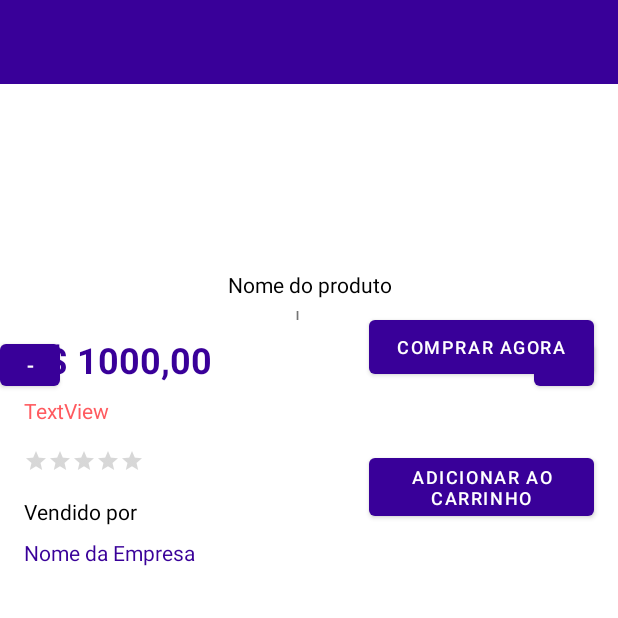
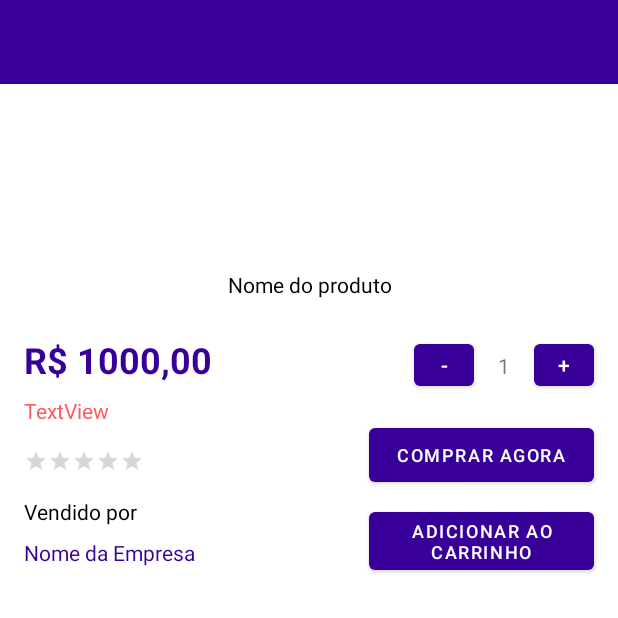
Before and after one commit to dev-paulo-furtado/OutletExpressMovel, an Android app: the ProdutoActivity screen opened directly, with no data from a screen before it, on a phone screen of 412 x 824 dp, the top half of it. Run offline under Robolectric (Android 15) with nearby library versions, the phone set to English and light mode, and no system bars; network calls fail.

Commit message:
Pegando detalhes do produto (incompleto)

```diff
--- a/app/src/main/java/eduardo/mariana/ilanna/paulo/outletexpressmovel/activity/ProdutoActivity.java
+++ b/app/src/main/java/eduardo/mariana/ilanna/paulo/outletexpressmovel/activity/ProdutoActivity.java
@@ -19,9 +19,11 @@ import android.widget.Toast;
 import java.util.List;
 
 import eduardo.mariana.ilanna.paulo.outletexpressmovel.R;
+import eduardo.mariana.ilanna.paulo.outletexpressmovel.adapter.ComentarioAdapter;
 import eduardo.mariana.ilanna.paulo.outletexpressmovel.adapter.PesquisaAdapter;
 import eduardo.mariana.ilanna.paulo.outletexpressmovel.model.HomeViewModel;
 import eduardo.mariana.ilanna.paulo.outletexpressmovel.model.ProdutoViewModel;
+import eduardo.mariana.ilanna.paulo.outletexpressmovel.object.Comentario;
 import eduardo.mariana.ilanna.paulo.outletexpressmovel.object.Produto;
 import eduardo.mariana.ilanna.paulo.outletexpressmovel.util.ImageCache;
 
@@ -31,12 +33,6 @@ public class ProdutoActivity extends AppCompatActivity {
     protected void onCreate(Bundle savedInstanceState) {
         super.onCreate(savedInstanceState);
         setContentView(R.layout.activity_produto);
-    }
-
-    @Override
-    public void onCreate(@Nullable Bundle savedInstanceState, @Nullable PersistableBundle persistentState) {
-        super.onCreate(savedInstanceState, persistentState);
-
 
         // Para obter os detalhes do produto, a app envia o id do produto ao servidor web. Este
         // último responde com os detalhes do produto referente ao pid.
@@ -44,7 +40,7 @@ public class ProdutoActivity extends AppCompatActivity {
         // O pid do produto é enviado para esta tela quando o produto é clicado na tela de Home.
         // Aqui nós obtemos o pid.
         Intent i = getIntent();
-        String codigo_produto = i.getStringExtra("codigo_produto");
+        String codigo_produto = String.valueOf(i.getIntExtra("codigo_produto", 0));
 
         // obtemos o ViewModel pois é nele que está o método que se conecta ao servior web.
         ProdutoViewModel produtoViewModel = new ViewModelProvider(this).get(ProdutoViewModel.class);
@@ -89,33 +85,9 @@ public class ProdutoActivity extends AppCompatActivity {
 
                     RatingBar ratingBar = findViewById(R.id.rbDetalheAvaliacao);
                     ratingBar.setRating(produto.avaliacao);
-                    /*
+
                     TextView tvNomeEmpresa = findViewById(R.id.tvNomeEmpresa);
                     tvNomeEmpresa.setText(produto.nome_empresa);
-                    tvNomeEmpresa.setLinksClickable(true);
-                    tvNomeEmpresa.set
-                    */
-
-                    /*
-                    LiveData<Produto> p = produtoViewModel.getProductDetailsLD(Integer.toString(codigo_produto));
-                    Produto produto = p.getValue();
-
-                    ImageView imvProduto = findViewById(R.id.imvDetalheProduto);
-                    imvProduto.setImageURI(produto.imagem);
-
-                    TextView tvNomeProduto = findViewById(R.id.tvDetalheNomeProduto);
-                    tvNomeProduto.setText(produto.nome_produto);
-
-                    TextView tvValorAtual = findViewById(R.id.tvDetalheValorAtual);
-                    tvValorAtual.setText("R$ " + produto.valor_atual);
-
-                    TextView tvDetalheDesconto = findViewById(produto.desconto);
-                    tvDetalheDesconto.setText(produto.desconto + "%");
-
-                    RatingBar ratingBar = findViewById(R.id.rbDetalheAvaliacao);
-                    ratingBar.setRating(produto.avaliacao);
-                    */
-
                 }
                 else {
                     Toast.makeText(ProdutoActivity.this, "Não foi possível obter os detalhes do produto", Toast.LENGTH_LONG).show();
@@ -123,7 +95,19 @@ public class ProdutoActivity extends AppCompatActivity {
             }
         });
 
+        RecyclerView rvComentarios = findViewById(R.id.rvComentarios);
+        rvComentarios.setLayoutManager(new LinearLayoutManager(ProdutoActivity.this));
+
+        LiveData<List<Comentario>> prodLiveData = produtoViewModel.getComentarioLD(codigo_produto);
+        prodLiveData.observe(ProdutoActivity.this, new Observer<List<Comentario>>() {
+            @Override
+            public void onChanged(List<Comentario> comentarios) {
+                ComentarioAdapter comentarioAdapter = new ComentarioAdapter(ProdutoActivity.this, comentarios);
+                rvComentarios.setAdapter(comentarioAdapter);
+            }
+        });
     }
+
 
     //quando clicar em "comprar agora" fazer uma funcao que envia o id do produto e a quantidade
 }
--- /dev/null
+++ b/app/src/main/java/eduardo/mariana/ilanna/paulo/outletexpressmovel/adapter/ComentarioAdapter.java
@@ -0,0 +1,61 @@
+package eduardo.mariana.ilanna.paulo.outletexpressmovel.adapter;
+
+import android.view.LayoutInflater;
+import android.view.View;
+import android.view.ViewGroup;
+import android.widget.ImageView;
+import android.widget.RatingBar;
+import android.widget.TextView;
+
+import androidx.annotation.NonNull;
+import androidx.recyclerview.widget.RecyclerView;
+
+import java.util.List;
+
+import eduardo.mariana.ilanna.paulo.outletexpressmovel.R;
+import eduardo.mariana.ilanna.paulo.outletexpressmovel.activity.HomeActivity;
+import eduardo.mariana.ilanna.paulo.outletexpressmovel.activity.ProdutoActivity;
+import eduardo.mariana.ilanna.paulo.outletexpressmovel.fragment.PesquisaFragment;
+import eduardo.mariana.ilanna.paulo.outletexpressmovel.object.Categoria;
+import eduardo.mariana.ilanna.paulo.outletexpressmovel.object.Comentario;
+
+public class ComentarioAdapter extends RecyclerView.Adapter{
+    public ProdutoActivity produtoActivity;
+    public List<Comentario> comentarios;
+
+    public ComentarioAdapter(ProdutoActivity produtoActivity, List<Comentario> comentarios) {
+        this.produtoActivity = produtoActivity;
+        this.comentarios = comentarios;
+    }
+
+    @NonNull
+    @Override
+    public RecyclerView.ViewHolder onCreateViewHolder(@NonNull ViewGroup parent, int viewType) {
+        LayoutInflater inflater = LayoutInflater.from(produtoActivity);
+        View v = inflater.inflate(R.layout.itemlist_comentario,parent,false);
+        return new CategoriasViewHolder(v);
+    }
+
+    @Override
+    public void onBindViewHolder(@NonNull RecyclerView.ViewHolder holder, int position) {
+        Comentario comentario = comentarios.get(position);
+        View v = holder.itemView;
+
+        //preenche o nome da categoria
+        TextView tvComentarioCliente = v.findViewById(R.id.tvComentarioCliente);
+        tvComentarioCliente.setText(comentario.nome_cliente);
+
+        TextView tvComentario = v.findViewById(R.id.tvComentario);
+        tvComentario.setText(comentario.comentario);
+
+        TextView tvComentarioData = v.findViewById(R.id.tvComentarioData);
+        tvComentarioData.setText(comentario.data);
+
+        RatingBar rbComentarioAvaliacao = v.findViewById(R.id.rbComentarioAvaliacao);
+    }
+
+    @Override
+    public int getItemCount() {
+        return comentarios.size();
+    }
+}
--- a/app/src/main/java/eduardo/mariana/ilanna/paulo/outletexpressmovel/adapter/PesquisaAdapter.java
+++ b/app/src/main/java/eduardo/mariana/ilanna/paulo/outletexpressmovel/adapter/PesquisaAdapter.java
@@ -65,7 +65,6 @@ public class PesquisaAdapter extends RecyclerView.Adapter {
         tvValorProduto.setText("R$ " + produto.valor_atual);
 
         RatingBar rbAvaliacaoProduto = v.findViewById(R.id.rbAvaliacaoProduto);
-        rbAvaliacaoProduto.setStepSize(0.1f);
         rbAvaliacaoProduto.setRating(produto.avaliacao);
 
         TextView tvDesconto = v.findViewById(R.id.tvDesconto);
--- a/app/src/main/java/eduardo/mariana/ilanna/paulo/outletexpressmovel/model/ProductsRepository.java
+++ b/app/src/main/java/eduardo/mariana/ilanna/paulo/outletexpressmovel/model/ProductsRepository.java
@@ -247,7 +247,7 @@ public class ProductsRepository {
         //String password = Config.getPassword(context);
 
         // Cria uma requisição HTTP a adiona o parâmetros que devem ser enviados ao servidor
-        HttpRequest httpRequest = new HttpRequest(Config.PRODUCTS_APP_URL +"php/movel/listar_produtos.php", "GET", "UTF-8");
+        HttpRequest httpRequest = new HttpRequest(Config.PRODUCTS_APP_URL +"listar_produtos.php", "GET", "UTF-8");
         //httpRequest.addParam("limit", limit.toString());
         //httpRequest.addParam("offset", offSet.toString());
         httpRequest.addParam("categoria", categoria);
@@ -491,6 +491,101 @@ public class ProductsRepository {
 
         return null;
     }
+
+    public List<Comentario> getComentarios(String codigo) {
+        // cria a lista de produtos incicialmente vazia, que será retornada como resultado
+        List<Comentario> comentariosList = new ArrayList<>();
+
+        // Para obter a lista de produtos é preciso estar logado. Então primeiro otemos o login e senha
+        // salvos na app.
+        //String login = Config.getLogin(context);
+        //String password = Config.getPassword(context);
+
+        // Cria uma requisição HTTP a adiona o parâmetros que devem ser enviados ao servidor
+        HttpRequest httpRequest = new HttpRequest(Config.PRODUCTS_APP_URL +"php/movel/listar_produtos.php", "GET", "UTF-8");
+        //httpRequest.addParam("limit", limit.toString());
+        //httpRequest.addParam("offset", offSet.toString());
+        httpRequest.addParam("codigo", codigo);
+
+        // Para esta ação, é preciso estar logado. Então na requisição HTTP setamos o login e senha do
+        // usuário. Ao executar a requisição, o login e senha do usuário serão enviados ao servidor web,
+        // o qual verificará se o login e senha batem com aquilo que está no BD. Somente depois dessa
+        // verificação de autenticação é que o servidor web irá realizar esta ação.
+        //httpRequest.setBasicAuth(login, password);
+
+        String result = "";
+        try {
+            // Executa a requisição HTTP. É neste momento que o servidor web é contactado. Ao executar
+            // a requisição é aberto um fluxo de dados entre o servidor e a app (InputStream is).
+            InputStream is = httpRequest.execute();
+
+            // Obtém a resposta fornecida pelo servidor. O InputStream é convertido em uma String. Essa
+            // String é a resposta do servidor web em formato JSON.
+            //
+            // Em caso de sucesso, será retornada uma String JSON no formato:
+            //
+            // {"sucesso":1,
+            //  "produtos":[
+            //          {"id":"7", "nome":"produto 1", "preco":"10.00", "img":"www.imgur.com/img1.jpg"},
+            //          {"id":"8", "nome":"produto 2", "preco":"20.00", "img":"www.imgur.com/img2.jpg"}
+            //       ]
+            // }
+            //
+            // Em caso de falha, será retornada uma String JSON no formato:
+            //
+            // {"sucesso":0,"erro":"Erro ao obter produtos"}
+            result = Util.inputStream2String(is, "UTF-8");
+
+            // Fecha a conexão com o servidor web.
+            httpRequest.finish();
+
+            Log.i("HTTP PRODUCTS RESULT", result);
+
+            // A classe JSONObject recebe como parâmetro do construtor uma String no formato JSON e
+            // monta internamente uma estrutura de dados similar ao dicionário em python.
+            JSONObject jsonObject = new JSONObject(result);
+
+            // obtem o valor da chave sucesso para verificar se a ação ocorreu da forma esperada ou não.
+            int success = jsonObject.getInt("sucesso");
+
+            // Se sucesso igual a 1, os produtos são obtidos da String JSON e adicionados à lista de
+            // produtos a ser retornada como resultado.
+            if(success == 1) {
+
+                // A chave produtos é um array de objetos do tipo json (JSONArray), onde cada um desses representa
+                // um produto
+                JSONArray jsonArray = jsonObject.getJSONArray("produtos");
+
+                // Cada elemento do JSONArray é um JSONObject que guarda os dados de um produto
+                for(int i = 0; i < jsonArray.length(); i++) {
+
+                    // Obtemos o JSONObject referente a um produto
+                    JSONObject jProduct = jsonArray.getJSONObject(i);
+
+                    // Obtemos os dados de um produtos via JSONObject
+                    String nome = jProduct.getString("nome");
+                    String conteudo = jProduct.getString("comentario");
+                    String avaliacao = jProduct.getString("avaliacao");
+
+                    // Criamo um objeto do tipo Product para guardar esses dados
+                    Comentario comentario = new Comentario();
+                    comentario.nome_cliente = nome;
+                    comentario.comentario = conteudo;
+                    comentario.avaliacao = Float.parseFloat(avaliacao);
+
+                    // Adicionamos o objeto product na lista de produtos
+                    comentariosList.add(comentario);
+                }
+            }
+        } catch (IOException e) {
+            e.printStackTrace();
+        } catch (JSONException e) {
+            e.printStackTrace();
+            Log.e("HTTP RESULT", result);
+        }
+
+        return comentariosList;
+    }
     /*
     public List<Comentario> loadComments(String id){
 
--- a/app/src/main/java/eduardo/mariana/ilanna/paulo/outletexpressmovel/model/ProdutoViewModel.java
+++ b/app/src/main/java/eduardo/mariana/ilanna/paulo/outletexpressmovel/model/ProdutoViewModel.java
@@ -12,6 +12,7 @@ import java.util.List;
 import java.util.concurrent.ExecutorService;
 import java.util.concurrent.Executors;
 
+import eduardo.mariana.ilanna.paulo.outletexpressmovel.object.Comentario;
 import eduardo.mariana.ilanna.paulo.outletexpressmovel.object.Produto;
 
 public class ProdutoViewModel extends AndroidViewModel {
@@ -56,4 +57,27 @@ public class ProdutoViewModel extends AndroidViewModel {
 
         return productDetailLD;
     }
+
+    public LiveData<List<Comentario>> getComentarioLD(String codigo_produto){
+
+        MutableLiveData<List<Comentario>> comentariosLD = new MutableLiveData<>();
+        ExecutorService executorService = Executors.newSingleThreadExecutor();
+        executorService.execute(new Runnable() {
+            /**
+             * Tudo o que colocármos dentro da função run abaixo será executada dentro da nova linha
+             * de execução.
+             */
+            @Override
+            public void run() {
+
+                ProductsRepository productsRepository = new ProductsRepository(getApplication());
+
+                List<Comentario>  c = productsRepository.getComentarios(codigo_produto);
+
+                comentariosLD.postValue(c);
+            }
+        });
+
+        return comentariosLD;
+    }
 }
--- a/app/src/main/java/eduardo/mariana/ilanna/paulo/outletexpressmovel/util/Config.java
+++ b/app/src/main/java/eduardo/mariana/ilanna/paulo/outletexpressmovel/util/Config.java
@@ -10,7 +10,7 @@ public class Config {
 
     // endereço base do servidor web
 
-    public static String PRODUCTS_APP_URL = "https://outletexpress-abdv1vl7.b4a.run/";
+    public static String PRODUCTS_APP_URL = "https://outletexpress-abdv1vl7.b4a.run/php/movel/";
 
     /**
      * Salva o login no espaço reservado da app
--- a/app/src/main/res/layout/activity_produto.xml
+++ b/app/src/main/res/layout/activity_produto.xml
@@ -81,9 +81,10 @@
                     android:layout_width="40dp"
                     android:layout_height="40dp"
                     android:layout_marginTop="16dp"
+                    android:layout_marginEnd="16dp"
                     android:text="-"
-                    app:layout_constraintTop_toTopOf="parent"
-                    tools:layout_editor_absoluteX="245dp" />
+                    app:layout_constraintEnd_toStartOf="@+id/tvDetalheQuantidade"
+                    app:layout_constraintTop_toTopOf="parent" />
 
                 <Button
                     android:id="@+id/button6"
@@ -99,11 +100,12 @@
                     android:id="@+id/btnComprarAgora"
                     android:layout_width="150dp"
                     android:layout_height="wrap_content"
+                    android:layout_marginTop="16dp"
                     android:layout_marginEnd="16dp"
                     android:text="Comprar agora"
                     android:textSize="12sp"
                     app:layout_constraintEnd_toEndOf="parent"
-                    tools:layout_editor_absoluteY="72dp" />
+                    app:layout_constraintTop_toBottomOf="@+id/button6" />
 
                 <Button
                     android:id="@+id/btnAddCarrinho"
@@ -154,10 +156,10 @@
                     android:id="@+id/tvDetalheQuantidade"
                     android:layout_width="wrap_content"
                     android:layout_height="wrap_content"
+                    android:layout_marginEnd="16dp"
                     android:text="1"
                     app:layout_constraintBottom_toTopOf="@+id/btnComprarAgora"
                     app:layout_constraintEnd_toStartOf="@+id/button6"
-                    app:layout_constraintStart_toEndOf="@+id/button5"
                     app:layout_constraintTop_toTopOf="parent" />
 
                 <TextView
```
Also changed, not shown: app/src/main/java/eduardo/mariana/ilanna/paulo/outletexpressmovel/adapter/ComentarioViewHolder.java (added, +12 -0 lines), app/src/main/java/eduardo/mariana/ilanna/paulo/outletexpressmovel/object/Comentario.java (+7 -4 lines), app/src/main/res/layout/itemlist_comentario.xml (+15 -5 lines).
